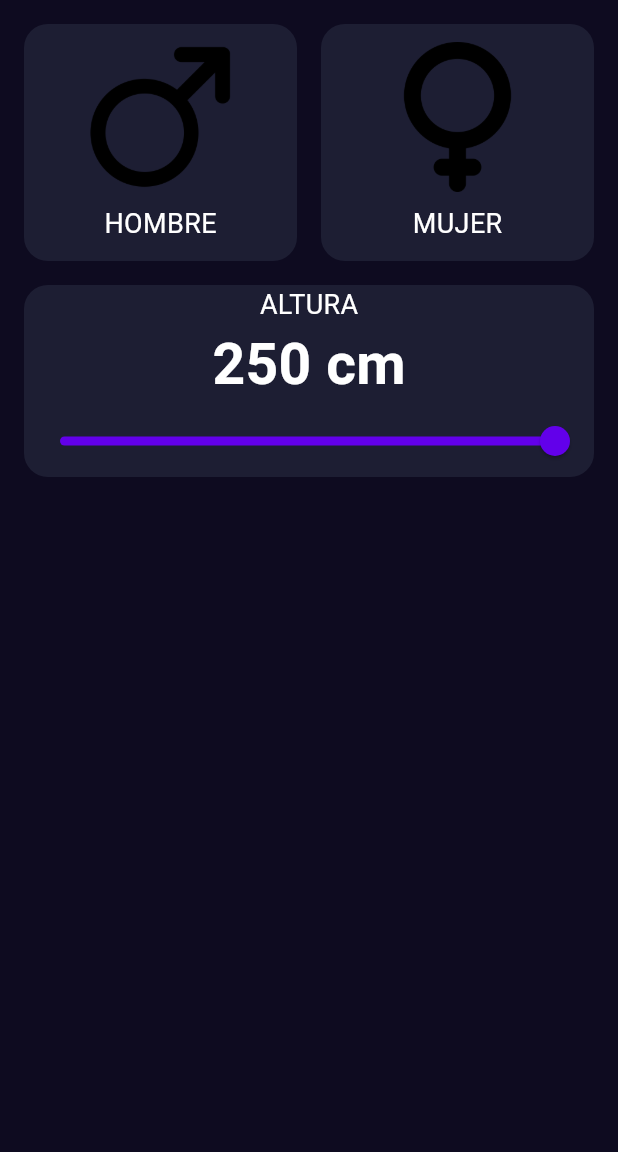
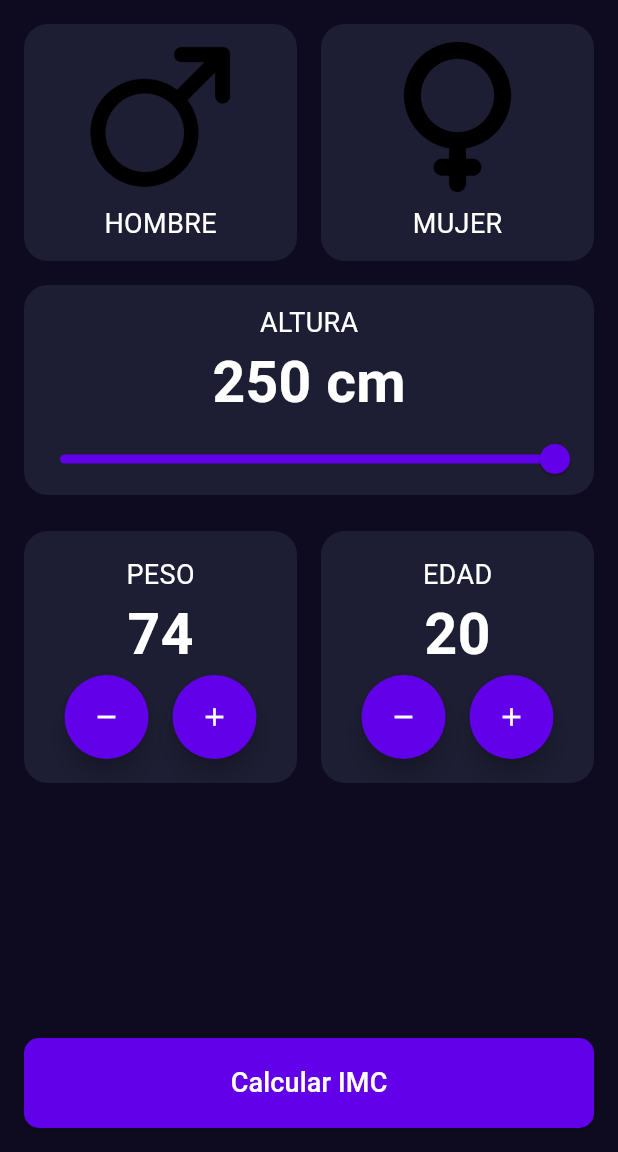
Before and after one commit to Pitcher755/imc_calculator, a Flutter app: the screen it shows after launch, on a phone screen of 412 x 824 dp, the part 84-1236 px from its top. Run offline on Flutter 3.47's test engine with Material 3 defaults, Android fonts, the phone set to English and light mode, and no system bars.

Commit message:
Implementado selector de numero para edad y peso

```diff
--- a/lib/components/height_selector.dart
+++ b/lib/components/height_selector.dart
@@ -23,7 +23,10 @@ class _HeightSelectorState extends State<HeightSelector> {
         ),
         child: Column(
           children: [
-            Text("ALTURA", style: TextStyles.bodyText),
+            Padding(
+              padding: const EdgeInsets.only(top: 12.0),
+              child: Text("ALTURA", style: TextStyles.bodyText),
+            ),
             Text(
               "${height.toStringAsFixed(0)} cm",
               style: TextStyle(
--- /dev/null
+++ b/lib/components/number_selector.dart
@@ -0,0 +1,70 @@
+import 'package:flutter/material.dart';
+import 'package:imc_calculator/core/app_colors.dart';
+import 'package:imc_calculator/core/text_styles.dart';
+
+class NumberSelector extends StatefulWidget {
+  final String title;
+  final int value;
+  final Function() onIncrement;
+  final Function() onDecrement;
+
+  const NumberSelector({super.key,
+  required this.title,
+  required this.value,
+  required this.onIncrement,
+  required this.onDecrement,
+  });
+
+  @override
+  State<NumberSelector> createState() => _NumberSelectorState();
+}
+
+class _NumberSelectorState extends State<NumberSelector> {
+  @override
+  Widget build(BuildContext context) {
+    return Container(
+      decoration: BoxDecoration(
+        color: AppColors.backgroundComponent,
+        borderRadius: BorderRadius.circular(16),
+      ),
+      child: Padding(
+        padding: const EdgeInsets.all(16.0),
+        child: Column(
+          children: [
+            Text(widget.title, style: TextStyles.bodyText),
+            Text(
+              widget.value.toString(),
+              style: TextStyle(
+                color: Colors.white,
+                fontSize: 38,
+                fontWeight: FontWeight.bold,
+              ),
+            ),
+            Row(
+              mainAxisAlignment: MainAxisAlignment.center,
+              children: [
+                FloatingActionButton(
+                  onPressed: () {
+                    widget.onDecrement();
+                  },
+                  shape: CircleBorder(),
+                  backgroundColor: AppColors.primary,
+                  child: Icon(Icons.remove, color: Colors.white, size: 20.0),
+                ),
+                SizedBox(width: 16),
+                FloatingActionButton(
+                  onPressed: () {
+                    widget.onIncrement();
+                  },
+                  shape: CircleBorder(),
+                  backgroundColor: AppColors.primary,
+                  child: Icon(Icons.add, color: Colors.white, size: 20.0),
+                ),
+              ],
+            ),
+          ],
+        ),
+      ),
+    );
+  }
+}
--- a/lib/screens/imc_home_screen.dart
+++ b/lib/screens/imc_home_screen.dart
@@ -1,6 +1,9 @@
 import 'package:flutter/material.dart';
 import 'package:imc_calculator/components/gender_selector.dart';
 import 'package:imc_calculator/components/height_selector.dart';
+import 'package:imc_calculator/components/number_selector.dart';
+import 'package:imc_calculator/core/app_colors.dart';
+import 'package:imc_calculator/core/text_styles.dart';
 
 class ImcHomeScreen extends StatefulWidget {
   const ImcHomeScreen({super.key});
@@ -10,12 +13,74 @@ class ImcHomeScreen extends StatefulWidget {
 }
 
 class _ImcHomeScreenState extends State<ImcHomeScreen> {
+  int selectedAge = 20;
+  int selectedWeight = 74;
+
   @override
   Widget build(BuildContext context) {
     return Column(
       children: [
         GenderSelector(),
         HeightSelector(),
+        Padding(
+          padding: const EdgeInsets.all(16.0),
+          child: Row(
+            children: [
+              Expanded(
+                child: NumberSelector(
+                  title: "PESO",
+                  value: selectedWeight,
+                  onIncrement: () {
+                    setState(() {
+                      selectedWeight++;
+                    });
+                  },
+                  onDecrement: () {
+                    setState(() {
+                      selectedWeight--;
+                    });
+                  },
+                ),
+              ),
+              SizedBox(width: 16),
+              Expanded(
+                child: NumberSelector(
+                  title: "EDAD",
+                  value: selectedAge,
+                  onIncrement: () {
+                    setState(() {
+                      selectedAge++;
+                    });
+                  },
+                  onDecrement: () {
+                    setState(() {
+                      selectedAge--;
+                    });
+                  },
+                ),
+              ),
+            ],
+          ),
+        ),
+        Spacer(),
+        Padding(
+          padding: const EdgeInsets.all(16.0),
+          child: SizedBox(
+            height: 60,
+            width: double.infinity,
+
+            child: ElevatedButton(
+              onPressed: () {},
+              style: ButtonStyle(
+                shape: WidgetStateProperty.all(RoundedRectangleBorder(
+                  borderRadius: BorderRadius.circular(10)
+                )),
+                backgroundColor: WidgetStateProperty.all(AppColors.primary),
+              ),
+              child: Text("Calcular IMC", style: TextStyles.bodyText),
+            ),
+          ),
+        ),
       ],
     );
   }
```
